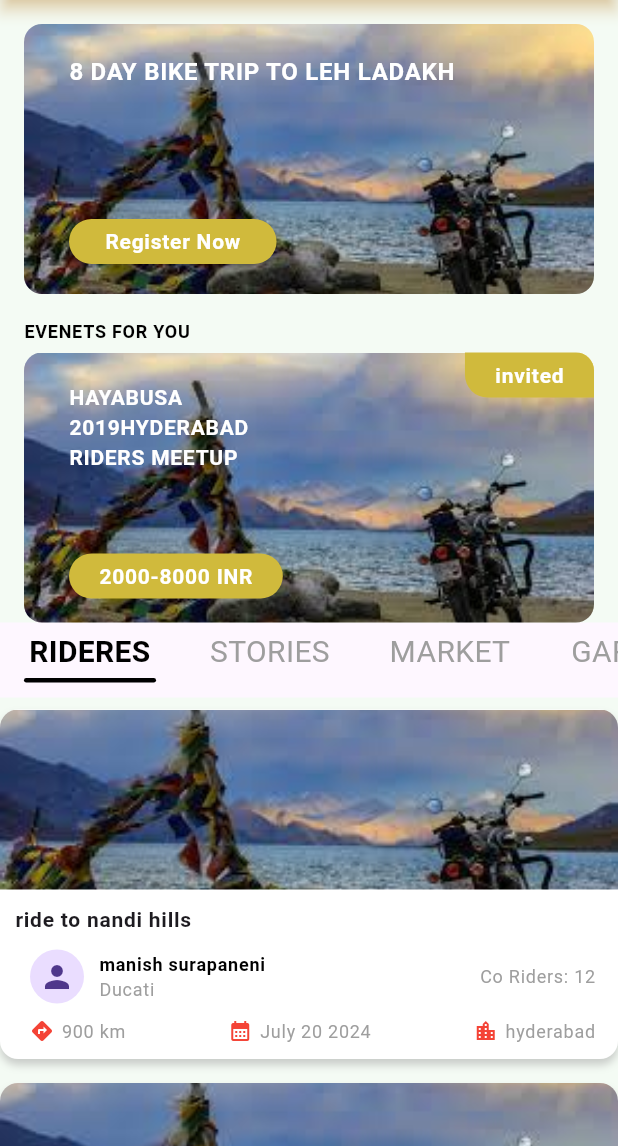
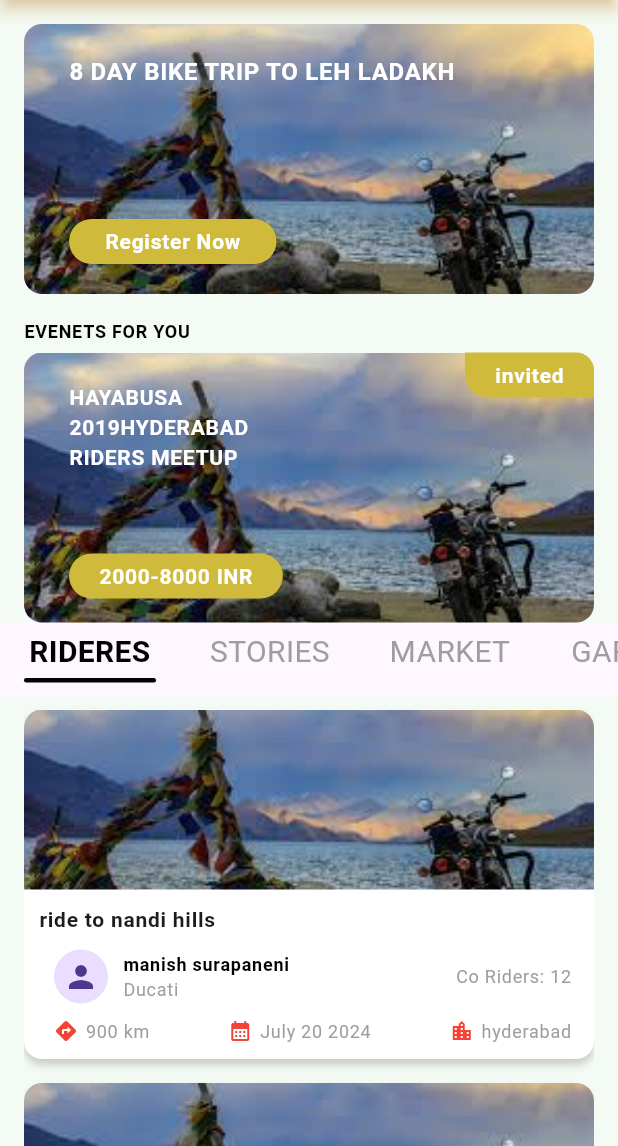
Before and after one commit to madherbhi/interview_flutter_app, a Flutter app: the screen it shows after launch, on a phone screen of 412 x 824 dp, the part 90-1236 px from its top. Run offline on Flutter 3.47's test engine with Material 3 defaults, Android fonts, the phone set to English and light mode, and no system bars; our stand-ins replace gap.

Commit message:
added padding

```diff
--- a/lib/screens/home_page.dart
+++ b/lib/screens/home_page.dart
@@ -110,6 +110,10 @@ class _HomePageState extends State<HomePage> {
           ),
         ),
         SliverFillRemaining(
+          child: Padding(
+            padding: const EdgeInsets.symmetric(
+              horizontal: 16,
+            ),
             child: PageView(
               controller: _pageController,
               onPageChanged: (index) {
@@ -118,6 +122,7 @@ class _HomePageState extends State<HomePage> {
                 });
               },
               children: _tabs,
+            ),
           ),
         ),
       ],
```
Lines whose indentation alone changed are shown as unchanged.
